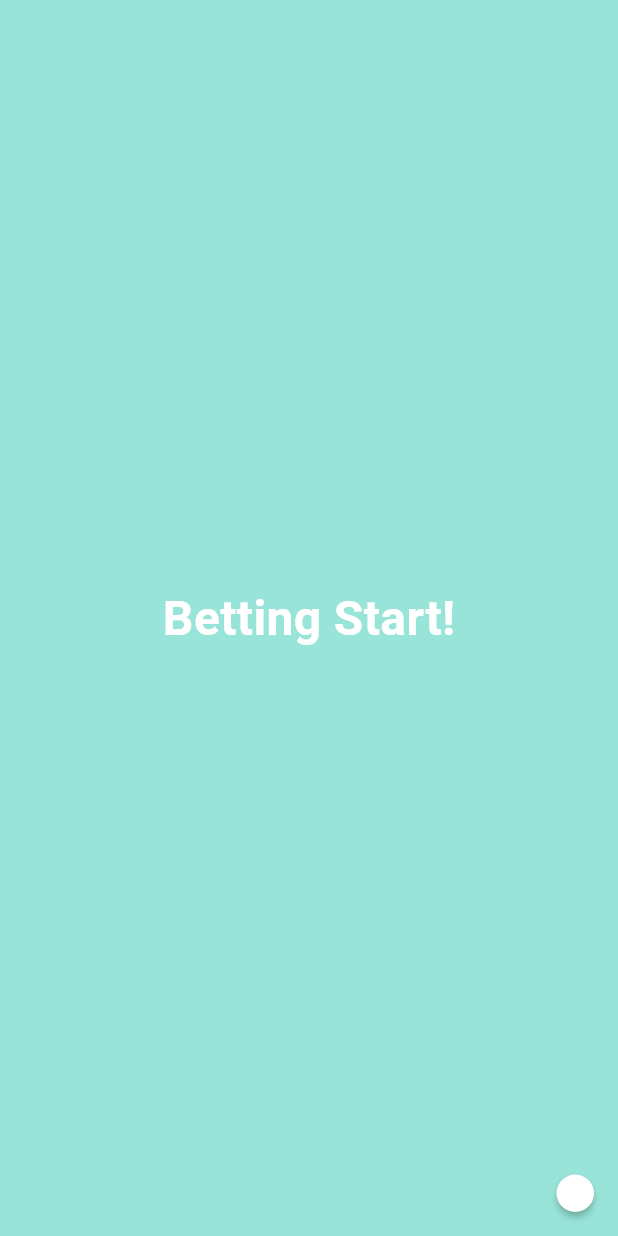
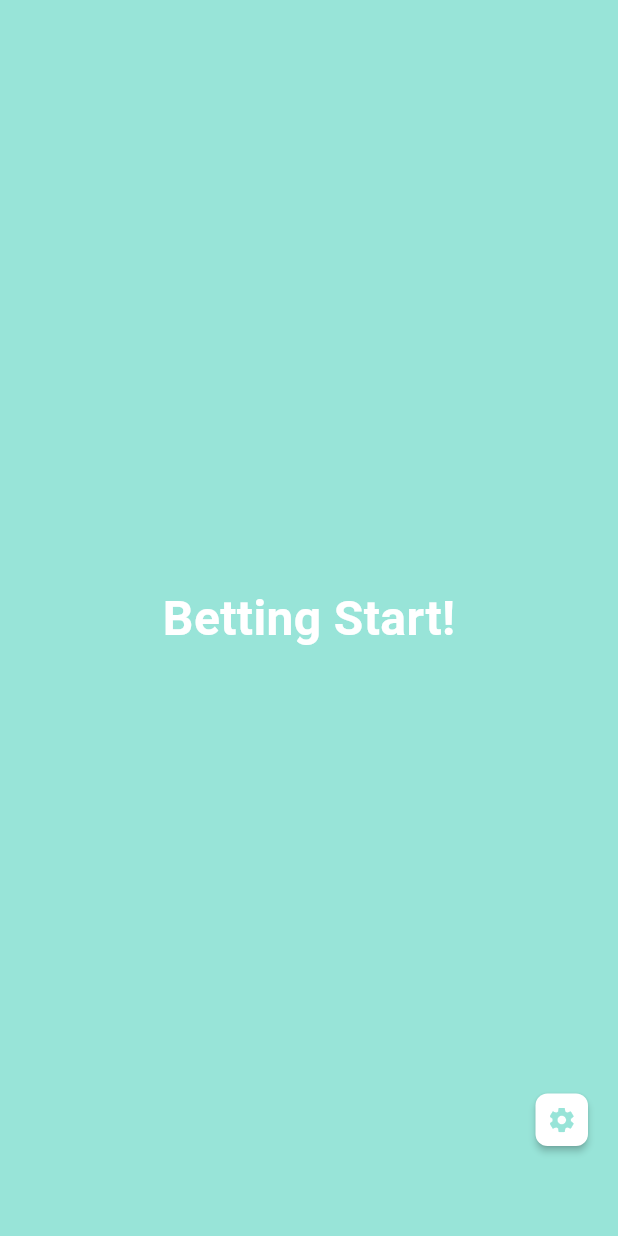
Before and after one commit to Jeoungeunseok/bet_only_win, a Flutter app: the screen it shows after launch, on a phone screen of 412 x 824 dp. Run offline on Flutter 3.47's test engine with Material 3 defaults, Android fonts, the phone set to English and light mode, and no system bars; our stand-ins replace package_info_plus.

Commit message:
:rewind: setting_sheet recovery

```diff
--- a/lib/screens/home_screen.dart
+++ b/lib/screens/home_screen.dart
@@ -50,7 +50,9 @@ class _HomeScreenState extends State<HomeScreen> with TickerProviderStateMixin {
               gameController.handlePointerMove(event, context),
           onPointerUp: gameController.handlePointerUp,
           behavior: HitTestBehavior.opaque,
-          child: Container(
+          child: Stack(
+            children: [
+              Container(
                 width: double.infinity,
                 height: double.infinity,
                 color: Colors.transparent,
@@ -97,10 +99,12 @@ class _HomeScreenState extends State<HomeScreen> with TickerProviderStateMixin {
                   ],
                 ),
               ),
-        ),
-        floatingActionButton: SizedBox(
-          width: 25,
-          height: 25,
+              Positioned(
+                bottom: 60,
+                right: 20,
+                child: SizedBox(
+                  width: 35,
+                  height: 35,
                   child: FloatingActionButton(
                     onPressed: () async {
                       final packageInfo = await PackageInfo.fromPlatform();
@@ -109,7 +113,8 @@ class _HomeScreenState extends State<HomeScreen> with TickerProviderStateMixin {
                           context: context,
                           isScrollControlled: true,
                           builder: (BuildContext context) {
-                    return SettingsBottomSheet(packageInfo: packageInfo);
+                            return SettingsBottomSheet(
+                                packageInfo: packageInfo);
                           },
                           shape: const RoundedRectangleBorder(
                             borderRadius:
@@ -120,8 +125,18 @@ class _HomeScreenState extends State<HomeScreen> with TickerProviderStateMixin {
                     },
                     backgroundColor: Colors.white,
                     elevation: 2,
-            shape: const CircleBorder(),
-            child: Container(),
+                    shape: RoundedRectangleBorder(
+                      borderRadius: BorderRadius.circular(8),
+                    ),
+                    child: const Icon(
+                      Icons.settings,
+                      color: Color(0xFF98E4D8),
+                      size: 20,
+                    ),
+                  ),
+                ),
+              ),
+            ],
           ),
         ),
       ),
```
Also changed, not shown: lib/widgets/settings_bottom_sheet.dart (added, +126 -0 lines), pubspec.yaml (+13 -1 lines), lib/image/app_logo.jpg (added), pubspec.lock, 44 other files. Lines whose indentation alone changed are shown as unchanged.
